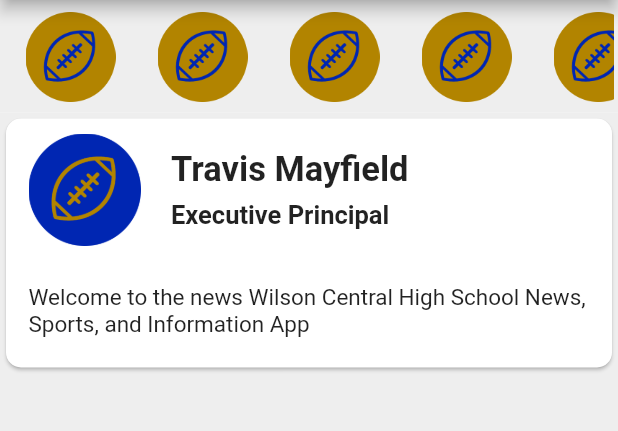
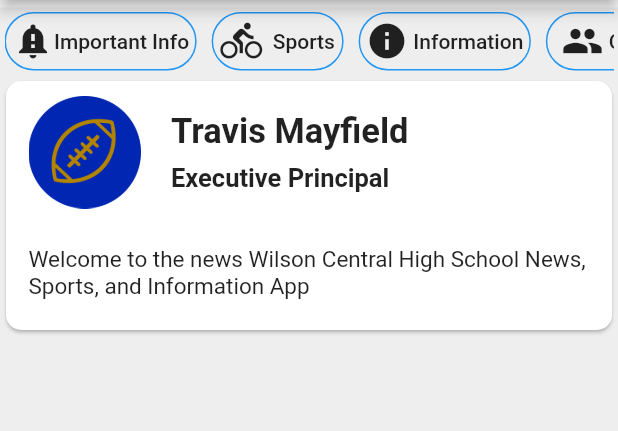
Before and after one commit to AndroidDevWC2018/AndroidWCNewsApp, a Flutter app: the screen it shows after launch, on a phone screen of 412 x 824 dp, the part 84-515 px from its top. Run offline on Flutter 3.47's test engine with Material 2 defaults, Android fonts, the phone set to English and light mode, and no system bars.

Commit message:
Significant Changes

```diff
--- /dev/null
+++ b/lib/clubs.dart
@@ -0,0 +1,24 @@
+import 'package:flutter/material.dart';
+
+import './news_cards.dart';
+
+class Clubs extends StatelessWidget {
+  List<String> name = ["Travis Mayfield"];
+  List<String> description = ["Executive Principal"];
+  List<String> information = [
+    "Welcome to the news Wilson Central High School News, Sports, and Information App"
+  ];
+  @override
+  Widget build(BuildContext context) {
+    // TODO: implement build
+    return Scaffold(
+        appBar: AppBar(
+            title: Center(
+          child: Container(
+              padding: EdgeInsets.fromLTRB(0.0, 0.0, 45.0, 0.0),
+              child: Text("Clubs",
+                  style: TextStyle(fontSize: 32.0))),
+        )),
+        body: Cards(name, description, information));
+  }
+}
--- /dev/null
+++ b/lib/important_info.dart
@@ -0,0 +1,24 @@
+import 'package:flutter/material.dart';
+
+import './news_cards.dart';
+
+class ImportantInfo extends StatelessWidget {
+  List<String> name = ["Travis Mayfield"];
+  List<String> description = ["Executive Principal"];
+  List<String> information = [
+    "Welcome to the news Wilson Central High School News, Sports, and Information App"
+  ];
+  @override
+  Widget build(BuildContext context) {
+    // TODO: implement build
+    return Scaffold(
+        appBar: AppBar(
+            title: Center(
+          child: Container(
+              padding: EdgeInsets.fromLTRB(0.0, 0.0, 45.0, 0.0),
+              child: Text("Important Information",
+                  style: TextStyle(fontSize: 32.0))),
+        )),
+        body: Cards(name, description, information));
+  }
+}
--- /dev/null
+++ b/lib/information.dart
@@ -0,0 +1,24 @@
+import 'package:flutter/material.dart';
+
+import './news_cards.dart';
+
+class Information extends StatelessWidget {
+  List<String> name = ["Travis Mayfield"];
+  List<String> description = ["Executive Principal"];
+  List<String> information = [
+    "Welcome to the news Wilson Central High School News, Sports, and Information App"
+  ];
+  @override
+  Widget build(BuildContext context) {
+    // TODO: implement build
+    return Scaffold(
+        appBar: AppBar(
+            title: Center(
+          child: Container(
+              padding: EdgeInsets.fromLTRB(0.0, 0.0, 45.0, 0.0),
+              child: Text("Information",
+                  style: TextStyle(fontSize: 32.0))),
+        )),
+        body: Cards(name, description, information));
+  }
+}
--- a/lib/main.dart
+++ b/lib/main.dart
@@ -3,10 +3,19 @@
 import './news_manager.dart';
 import './quick_link.dart';
 import './drawer.dart';
+import './important_info.dart';
+import './sports.dart';
+import './settings.dart';
+import './information.dart';
+import './clubs.dart';
 
 void main() => runApp(StartNews());
 
 class StartNews extends StatelessWidget {
+  bool isLoggedIn = true;
+  final String name = "Administrator";
+  final String email = "admin@gmail.com";
+
   @override
   Widget build(BuildContext context) {
     return MaterialApp(
@@ -31,7 +40,16 @@
           )
         ],
       ),
-      drawer: DrawerBuild(),
-    ));
+      drawer: DrawerBuild(isLoggedIn, name, email),
+
+    ),
+    routes: <String, WidgetBuilder>{
+      "IInfo": (BuildContext context) => ImportantInfo(),
+      "Sports": (BuildContext context) => Sports(),
+      "Information": (BuildContext context) => Information(),
+      "Clubs": (BuildContext context) => Clubs(),
+      "Settings": (BuildContext context) => Settings(),
+    },
+    );
   }
 }
--- a/lib/quick_link.dart
+++ b/lib/quick_link.dart
@@ -5,62 +5,85 @@
   Widget build(BuildContext context) {
     //TODO: Work on cleaning up the logos, was thinking of using the icons class with round buttons
     return Container(
-      margin: EdgeInsets.fromLTRB(0.0, 0.0, 0.0, 0.0),
+      margin: EdgeInsets.fromLTRB(0.0, 5.0, 0.0, 0.0),
       padding: EdgeInsets.all(3.0),
-      height: 75.0,
+      height: 45.0,
       color: Colors.grey[200],
       child: ListView(
         scrollDirection: Axis.horizontal,
         children: <Widget>[
-          Column(children: <Widget>[
-            FlatButton(
-              padding: EdgeInsets.fromLTRB(0.0, 5.0, 0.0, 0.0),
-              onPressed: () {},
-              child: Image.asset("assets/IconSports.png", width: 60.0),
+          Container(
+            margin: EdgeInsets.fromLTRB(0.0, 0.0, 5.0, 0.0),
+            child: OutlineButton(
+              padding: EdgeInsets.fromLTRB(5.0, 5.0, 5.0, 5.0),
+              splashColor: Colors.blueAccent,
+              borderSide: BorderSide(color: Colors.blue),
+              shape: new RoundedRectangleBorder(
+                  borderRadius: BorderRadius.circular(30.0)),
+              onPressed: ()=>Navigator.of(context).pushNamed("IInfo"),
+              child: Row(children: <Widget>[
+                Icon(
+                  Icons.notification_important,
+                  size: 28.0,
                 ),
+                Text("Important Info")
               ]),
-          Column(children: <Widget>[
-            FlatButton(
-              padding: EdgeInsets.fromLTRB(0.0, 5.0, 0.0, 0.0),
-              onPressed: () {},
-              child: Image.asset("assets/IconSports.png", width: 60.0),
             ),
+          ),
+          Container(
+            margin: EdgeInsets.fromLTRB(5.0, 0.0, 5.0, 0.0),
+            child: OutlineButton(
+              padding: EdgeInsets.fromLTRB(5.0, 5.0, 5.0, 5.0),
+              splashColor: Colors.blueAccent,
+              borderSide: BorderSide(color: Colors.blue),
+              shape: new RoundedRectangleBorder(
+                  borderRadius: BorderRadius.circular(30.0)),
+              onPressed: ()=>Navigator.of(context).pushNamed("Sports"),
+              child: Row(children: <Widget>[
+                Icon(
+                  Icons.directions_bike,
+                  size: 28.0,
+                ),
+                Text("  Sports")
               ]),
-          Column(children: <Widget>[
-            FlatButton(
-              padding: EdgeInsets.fromLTRB(0.0, 5.0, 0.0, 0.0),
-              onPressed: () {},
-              child: Image.asset("assets/IconSports.png", width: 60.0),
             ),
+          ),
+          Container(
+            margin: EdgeInsets.fromLTRB(5.0, 0.0, 5.0, 0.0),
+            child: OutlineButton(
+              padding: EdgeInsets.fromLTRB(5.0, 5.0, 5.0, 5.0),
+              splashColor: Colors.blueAccent,
+              borderSide: BorderSide(color: Colors.blue),
+              shape: new RoundedRectangleBorder(
+                  borderRadius: BorderRadius.circular(30.0)),
+              onPressed: ()=>Navigator.of(context).pushNamed("Information"),
+              child: Row(children: <Widget>[
+                Icon(
+                  Icons.info,
+                  size: 28.0,
+                ),
+                Text(" Information")
               ]),
-          Column(children: <Widget>[
-            FlatButton(
-              padding: EdgeInsets.fromLTRB(0.0, 5.0, 0.0, 0.0),
-              onPressed: () {},
-              child: Image.asset("assets/IconSports.png", width: 60.0),
             ),
+          ),
+          Container(
+            margin: EdgeInsets.fromLTRB(5.0, 0.0, 0.0, 0.0),
+            child: OutlineButton(
+              padding: EdgeInsets.fromLTRB(5.0, 5.0, 5.0, 5.0),
+              splashColor: Colors.blueAccent,
+              borderSide: BorderSide(color: Colors.blue),
+              shape: new RoundedRectangleBorder(
+                  borderRadius: BorderRadius.circular(30.0)),
+              onPressed: ()=>Navigator.of(context).pushNamed("Clubs"),
+              child: Row(children: <Widget>[
+                Icon(
+                  Icons.group,
+                  size: 28.0,
+                ),
+                Text(" Clubs")
               ]),
-          Column(children: <Widget>[
-            FlatButton(
-              padding: EdgeInsets.fromLTRB(0.0, 5.0, 0.0, 0.0),
-              onPressed: () {},
-              child: Image.asset("assets/IconSports.png", width: 60.0),
             ),
-          ]),
-          Column(children: <Widget>[
-            FlatButton(
-              padding: EdgeInsets.fromLTRB(0.0, 5.0, 0.0, 0.0),
-              onPressed: () {},
-              child: Image.asset("assets/IconSports.png", width: 60.0),
           ),
-          ]),
-          Column(children: <Widget>[
-            FlatButton(
-              padding: EdgeInsets.fromLTRB(0.0, 5.0, 0.0, 0.0),
-              onPressed: () {},
-              child: Image.asset("assets/IconSports.png", width: 60.0),
-            ),
-          ]),
         ],
       ),
     );
--- /dev/null
+++ b/lib/sports.dart
@@ -0,0 +1,24 @@
+import 'package:flutter/material.dart';
+
+import './news_cards.dart';
+
+class Sports extends StatelessWidget {
+  List<String> name = ["Travis Mayfield"];
+  List<String> description = ["Executive Principal"];
+  List<String> information = [
+    "Welcome to the news Wilson Central High School News, Sports, and Information App"
+  ];
+  @override
+  Widget build(BuildContext context) {
+    // TODO: implement build
+    return Scaffold(
+        appBar: AppBar(
+            title: Center(
+          child: Container(
+              padding: EdgeInsets.fromLTRB(0.0, 0.0, 45.0, 0.0),
+              child: Text("Sports",
+                  style: TextStyle(fontSize: 32.0))),
+        )),
+        body: Cards(name, description, information));
+  }
+}
```
Also changed, not shown: lib/drawer.dart (+14 -5 lines), lib/routes.dart (added, +11 -0 lines), lib/settings.dart (added, +113 -0 lines), 5 other files. Lines whose indentation alone changed are shown as unchanged.
